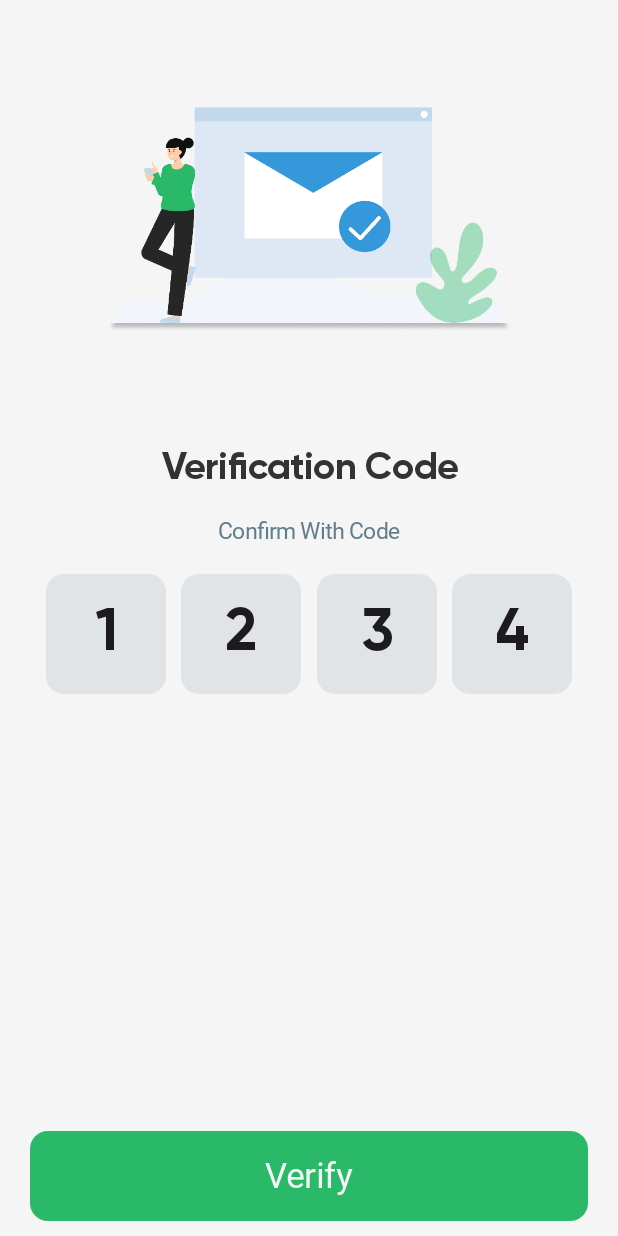
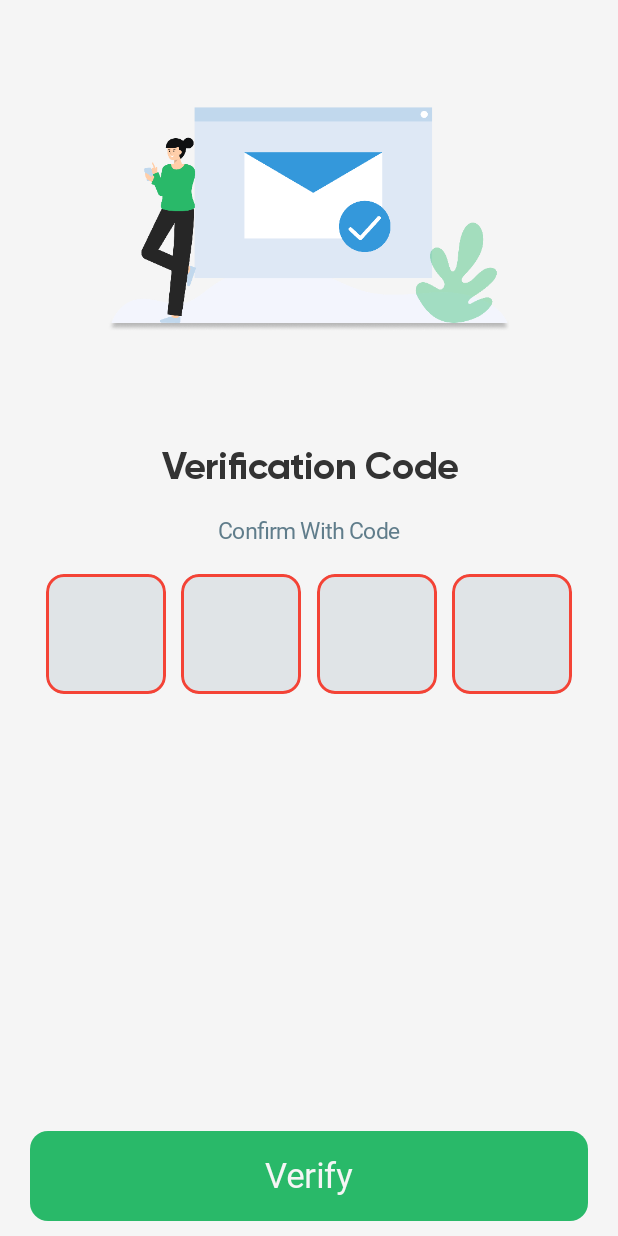
Before and after one commit to thisishisham1/i_care, an Android app built with Jetpack Compose: the VerifyScreen screen opened through its navigation route, after a tap on "Verify", on a phone screen of 412 x 824 dp. Run offline under Robolectric (Android 15) with nearby library versions, the phone set to English and light mode, and no system bars; Roboto replaces fonts that are not available here.

Commit message:
verify screen done

```diff
--- a/app/src/main/java/com/example/icare/MainNavigation.kt
+++ b/app/src/main/java/com/example/icare/MainNavigation.kt
@@ -25,7 +25,7 @@
     val preferencesHelper = remember {
         PreferencesHelper(context)
     }
-    NavHost(navController = navController, startDestination = Destinations.DoneVerify.route) {
+    NavHost(navController = navController, startDestination = Destinations.Splash.route) {
         composable(Destinations.Splash.route) {
             SplashScreen(navController = navController, preferencesHelper = preferencesHelper)
         }
--- a/app/src/main/java/com/example/icare/presentation/registeration/forgotpassword/ResetPasswordViewModel.kt
+++ b/app/src/main/java/com/example/icare/presentation/registeration/forgotpassword/ResetPasswordViewModel.kt
@@ -47,7 +47,7 @@
         when {
             emailValue.value.isEmpty() -> setError(ErrorTypes.EMPTY)
             !validateEmailFormat() -> setError(ErrorTypes.INVALID_EMAIL_FORMAT)
-            emailValue.value == "Hishamohmad19@gmail.com" -> navController.navigate(Destinations.Verify.route)
+            emailValue.value == "Hishamohmad19@gmail.com" -> navController.navigate(Destinations.ResetPassword.route)
             else -> setError(ErrorTypes.EMAIL_NOT_FOUNDED)
         }
     }
@@ -60,8 +60,7 @@
                 "Password" -> {
                     if (value.value.isEmpty()) {
                         setPasswordError(ErrorTypes.EMPTY, label)
-                    }
-                    else if (!validatePasswordLength(value.value)) {
+                    } else if (!validatePasswordLength(value.value)) {
                         setPasswordError(ErrorTypes.SHORT_PASSWORD, label)
                     }
                 }
--- a/app/src/main/java/com/example/icare/presentation/registeration/verify/VerifyScreen.kt
+++ b/app/src/main/java/com/example/icare/presentation/registeration/verify/VerifyScreen.kt
@@ -2,6 +2,7 @@
 
 import PrimaryButton
 import androidx.compose.foundation.background
+import androidx.compose.foundation.border
 import androidx.compose.foundation.layout.Arrangement
 import androidx.compose.foundation.layout.Box
 import androidx.compose.foundation.layout.Column
@@ -11,18 +12,26 @@
 import androidx.compose.foundation.layout.fillMaxWidth
 import androidx.compose.foundation.layout.padding
 import androidx.compose.foundation.layout.requiredSize
+import androidx.compose.foundation.text.KeyboardOptions
 import androidx.compose.material3.MaterialTheme
-import androidx.compose.material3.Text
+import androidx.compose.material3.TextField
+import androidx.compose.material3.TextFieldDefaults
 import androidx.compose.runtime.Composable
+import androidx.compose.runtime.remember
 import androidx.compose.ui.Alignment
 import androidx.compose.ui.Modifier
 import androidx.compose.ui.draw.clip
+import androidx.compose.ui.focus.FocusDirection
+import androidx.compose.ui.graphics.Color
+import androidx.compose.ui.platform.LocalFocusManager
 import androidx.compose.ui.res.stringResource
+import androidx.compose.ui.text.input.KeyboardType
 import androidx.compose.ui.unit.dp
 import androidx.compose.ui.unit.sp
 import androidx.navigation.NavHostController
 import com.example.icare.R
 import com.example.icare.core.theme.gray400
+import com.example.icare.core.theme.green500
 import com.example.icare.core.theme.shapes
 import com.example.icare.core.util.Dimens
 import com.example.icare.presentation.registeration.component.DescriptionHeader
@@ -31,6 +40,9 @@
 
 @Composable
 fun VerifyScreen(navController: NavHostController) {
+    val verifyViewModel = remember {
+        VerifyViewModel(navController)
+    }
     val imageRes = R.drawable.verify
     val verificationCode = stringResource(id = R.string.verification_code)
     val confirmWithCode = stringResource(id = R.string.confirm_with_code)
@@ -45,36 +57,71 @@
         ImageHeader(imageRes = imageRes)
         TextHeader(headerString = verificationCode)
         DescriptionHeader(text = confirmWithCode)
-        VerifyFiled()
+        VerifyFiled(verifyViewModel)
         Spacer(modifier = Modifier.weight(1f))
-        PrimaryButton(text = verify, onClick = { /*TODO*/ })
+        PrimaryButton(text = verify, onClick = { verifyViewModel.handleVerifyButton() })
     }
 }
 
 
 @Composable
-private fun VerifyFiled() {
+private fun VerifyFiled(verifyViewModel: VerifyViewModel) {
     Row(Modifier.fillMaxWidth(), horizontalArrangement = Arrangement.SpaceEvenly) {
-        (1..4).forEach {
-            VerifyNumberContainer(number = it)
+        val textFocusManager = LocalFocusManager.current
+        verifyViewModel.textFieldStates.forEachIndexed { index, value ->
+            VerifyNumberContainer(
+                value = value.value,
+                isError = verifyViewModel.isError.value,
+                onValueChange = { newValue ->
+                    val numberPattern = Regex("^[0-9]*$")
+                    if (newValue.matches(numberPattern)) {
+                        verifyViewModel.textFieldStates[index].value = newValue.takeLast(1)
+                        if (newValue.isEmpty() && index > 0) {
+                            textFocusManager.moveFocus(FocusDirection.Previous)
+                        } else if (newValue.length == 1 && index < verifyViewModel.textFieldStates.lastIndex) {
+                            textFocusManager.moveFocus(FocusDirection.Next)
+                        }
+                    }
+                }
+            )
         }
     }
-
 }
 
 @Composable
-private fun VerifyNumberContainer(number: Int) {
+private fun VerifyNumberContainer(
+    onValueChange: (String) -> Unit,
+    value: String,
+    isError: Boolean
+) {
+    val borderColor = if (isError) MaterialTheme.colorScheme.error else Color.Transparent
     Box(
         modifier = Modifier
             .requiredSize(80.dp)
             .clip(shape = shapes.medium)
+            .border(width = 2.dp, color = borderColor, shape = shapes.medium)
             .background(
                 gray400.copy(alpha = 0.3f)
             ), contentAlignment = Alignment.Center
     ) {
-        Text(
-            text = number.toString(),
-            style = MaterialTheme.typography.headlineLarge.copy(fontSize = 40.sp),
+        TextField(
+            isError = isError,
+            modifier = Modifier
+                .fillMaxSize()
+                .padding(5.dp),
+            value = value,
+            maxLines = 1,
+            onValueChange = onValueChange,
+            textStyle = MaterialTheme.typography.headlineLarge.copy(fontSize = 40.sp),
+            keyboardOptions = KeyboardOptions(keyboardType = KeyboardType.Number),
+            colors = TextFieldDefaults.colors(
+                focusedContainerColor = Color.Transparent,
+                unfocusedContainerColor = Color.Transparent,
+                unfocusedIndicatorColor = Color.Transparent,
+                focusedIndicatorColor = Color.Transparent,
+                errorIndicatorColor = Color.Transparent,
+                errorContainerColor = Color.Transparent
+            )
         )
     }
 }
--- a/app/src/main/java/com/example/icare/presentation/registeration/verify/VerifyViewModel.kt
+++ b/app/src/main/java/com/example/icare/presentation/registeration/verify/VerifyViewModel.kt
@@ -1,6 +1,29 @@
 package com.example.icare.presentation.registeration.verify
 
+import android.util.Log
+import androidx.compose.runtime.mutableStateOf
 import androidx.lifecycle.ViewModel
+import androidx.navigation.NavController
+import com.example.icare.core.util.Destinations
+import kotlinx.coroutines.flow.MutableStateFlow
+import kotlinx.coroutines.flow.StateFlow
 
-class VerifyViewModel : ViewModel() {
+class VerifyViewModel(val navController: NavController) : ViewModel() {
+    val textFieldStates = (1..4).map { mutableStateOf("") }.toMutableList()
+    var isError = mutableStateOf(false)
+    fun handleVerifyButton() {
+        val entreCode = textFieldStates.joinToString("") { it.value }
+        val isCorrect = checkCode(entreCode)
+        if (isCorrect) {
+            navController.navigate(Destinations.DoneVerify.route) {
+                popUpTo(0)
+            }
+        } else {
+            isError.value = true
+        }
+    }
+
+    private fun checkCode(code: String): Boolean {
+        return code.equals("1234", ignoreCase = true)
+    }
 }
--- a/app/src/main/java/com/example/icare/presentation/splash/SplashViewModel.kt
+++ b/app/src/main/java/com/example/icare/presentation/splash/SplashViewModel.kt
@@ -34,7 +34,7 @@
 
     private fun navigate(preferencesHelper: PreferencesHelper, navController: NavController) {
         val destinations = if (this.preferencesHelper.getBooleanValue("onBoarding")) {
-            Destinations.MainScreen.route
+            Destinations.SignIn.route
         } else Destinations.OnBoarding.route
         navController.navigate(destinations) {
             popUpTo(0)
```
Also changed, not shown: app/src/main/java/com/example/icare/presentation/registeration/signin/SignInScreen.kt (+6 -7 lines), app/src/main/java/com/example/icare/presentation/registeration/signin/SignInViewModel.kt (+10 -0 lines).
